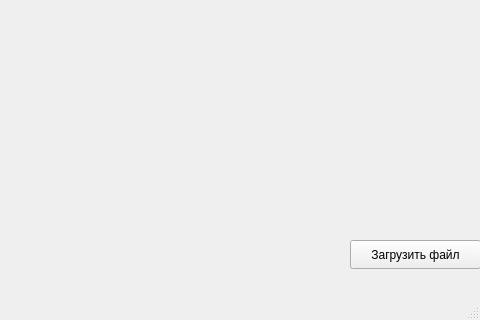
Old version of the form mainwindow.ui in the repository Devilartimus/QtWidgets_task; both pictures show x 320 to 800 and y 280 to 600 of the 800 by 600 pixel window.
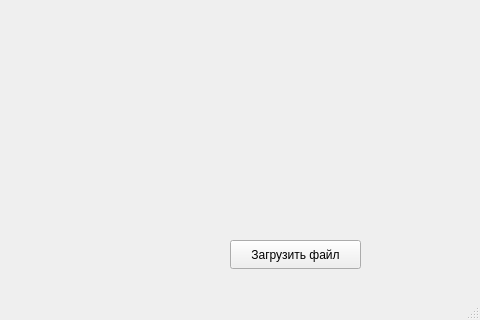
New version of the form.

Diff of the .ui file:
```diff
--- a/mainwindow.ui
+++ b/mainwindow.ui
@@ -17,7 +17,7 @@
    <widget class="QPushButton" name="pushButton">
     <property name="geometry">
      <rect>
-      <x>670</x>
+      <x>550</x>
       <y>520</y>
       <width>131</width>
       <height>29</height>
```
